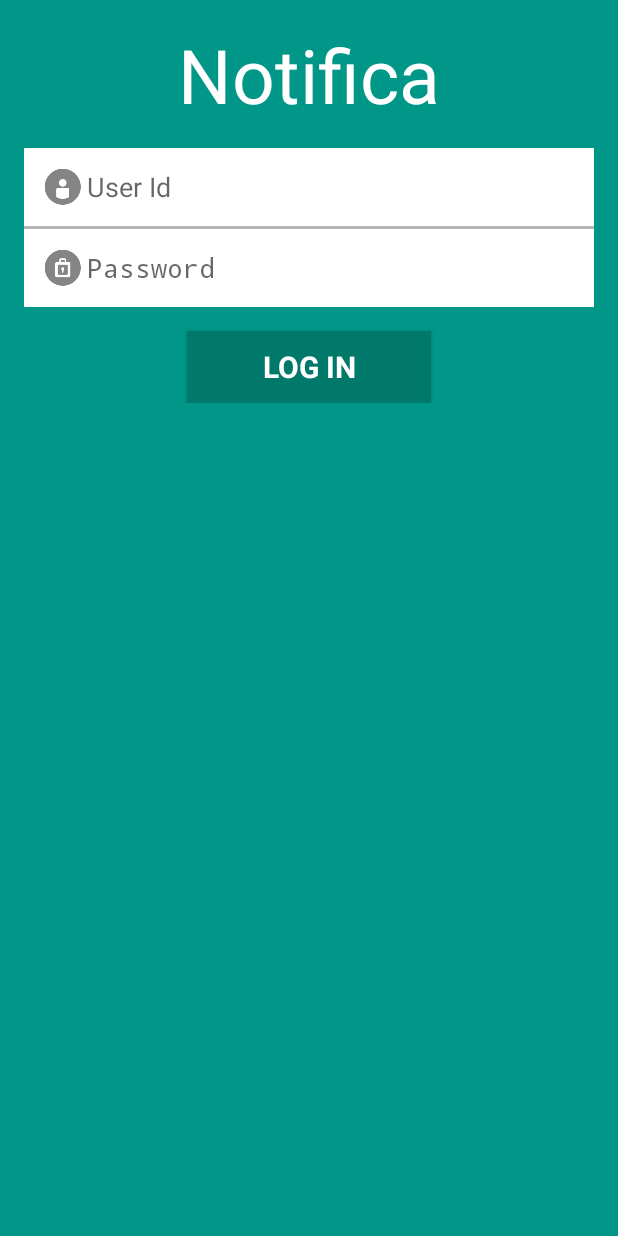
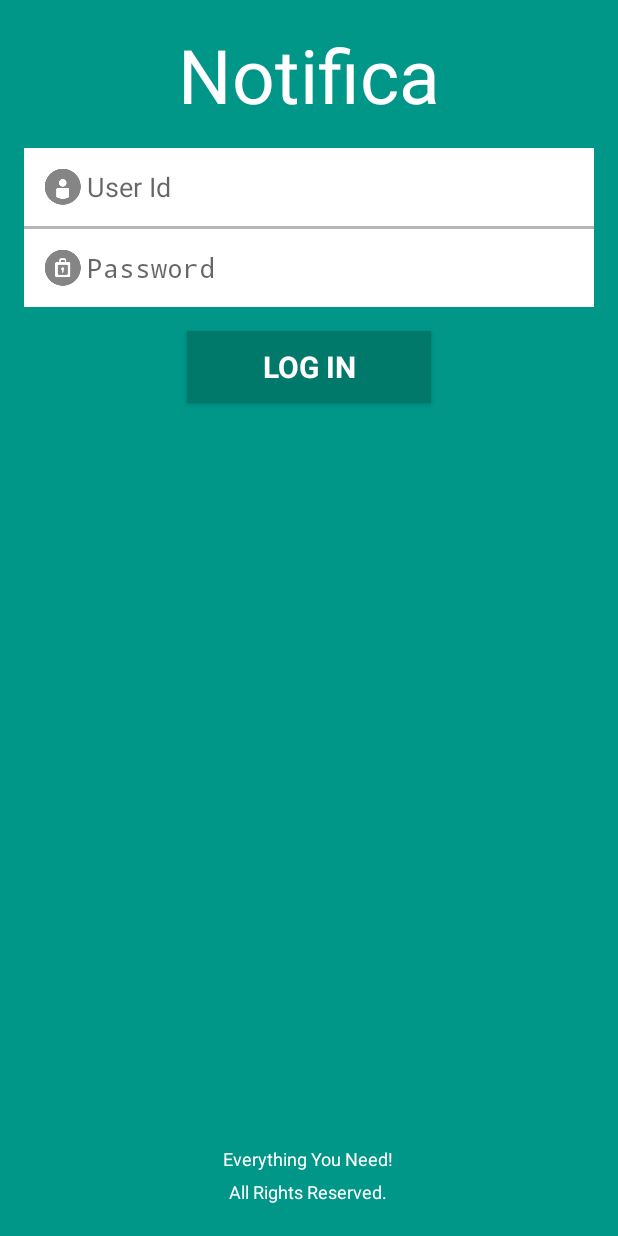
Before and after one commit to coders-circle/X-Notifica, an Android app: the screen it shows after launch (LoginActivity), on a phone screen of 412 x 824 dp. Run offline under Robolectric (Android 15) with nearby library versions, the phone set to English and light mode, and no system bars.

Commit message:
Login Activity Bottom

```diff
--- a/Notifica-Android/app/src/main/res/layout/activity_login.xml
+++ b/Notifica-Android/app/src/main/res/layout/activity_login.xml
@@ -1,5 +1,6 @@
 <LinearLayout xmlns:android="http://schemas.android.com/apk/res/android"
-    xmlns:tools="http://schemas.android.com/tools" android:layout_width="match_parent"
+    xmlns:tools="http://schemas.android.com/tools"
+    android:layout_width="match_parent"
     android:layout_height="match_parent"
     android:gravity="center_horizontal"
     android:orientation="vertical"
@@ -16,7 +17,8 @@
 
 
         <LinearLayout android:id="@+id/login_form" android:layout_width="match_parent"
-            android:layout_height="wrap_content" android:orientation="vertical">
+            android:layout_height="match_parent"
+            android:orientation="vertical">
 
             <TextView
                 android:layout_width="wrap_content"
@@ -48,7 +50,8 @@
                 android:layout_height="2dp"
                 android:background="#ffb6b6b6"/>
 
-            <EditText android:id="@+id/passwordView" android:layout_width="match_parent"
+            <EditText android:id="@+id/passwordView"
+                android:layout_width="match_parent"
                 android:layout_height="wrap_content" android:hint="@string/prompt_password"
                 android:imeActionId="@+id/login"
                 android:drawableStart="@drawable/ic_password"
@@ -74,5 +77,29 @@
                 android:textSize="20sp"
                 android:textStyle="bold"
                 android:textColor="#FFFFFF"/>
+
+            <LinearLayout
+                android:layout_width="match_parent"
+                android:layout_height="0dip"
+                android:layout_weight="1"
+                android:gravity="center|bottom"
+                android:orientation="vertical">
+                <TextView
+                    android:layout_width="wrap_content"
+                    android:layout_height="wrap_content"
+                    android:layout_gravity="center|bottom"
+                    android:textSize="12sp"
+                    android:paddingBottom="5dp"
+                    android:textColor="#fff"
+                    android:text="@string/login_motto"/>
+                <TextView
+                    android:layout_width="wrap_content"
+                    android:layout_height="wrap_content"
+                    android:layout_gravity="center|bottom"
+                    android:textSize="12sp"
+                    android:paddingBottom="5dp"
+                    android:textColor="#fff"
+                    android:text="@string/login_rights"/>
+            </LinearLayout>
         </LinearLayout>
 </LinearLayout>
--- a/Notifica-Android/app/src/main/res/values/strings.xml
+++ b/Notifica-Android/app/src/main/res/values/strings.xml
@@ -12,6 +12,10 @@
     <string name="option_student">Student</string>
     <string name="action_logout">Log Out</string>
 
+    <string name="login_motto">Everything You Need!</string>
+    <string name="login_rights">All Rights Reserved.</string>
+
+
     <string-array name="page_titles">
         <item>Routine</item>
         <item>Assignments</item>
```
